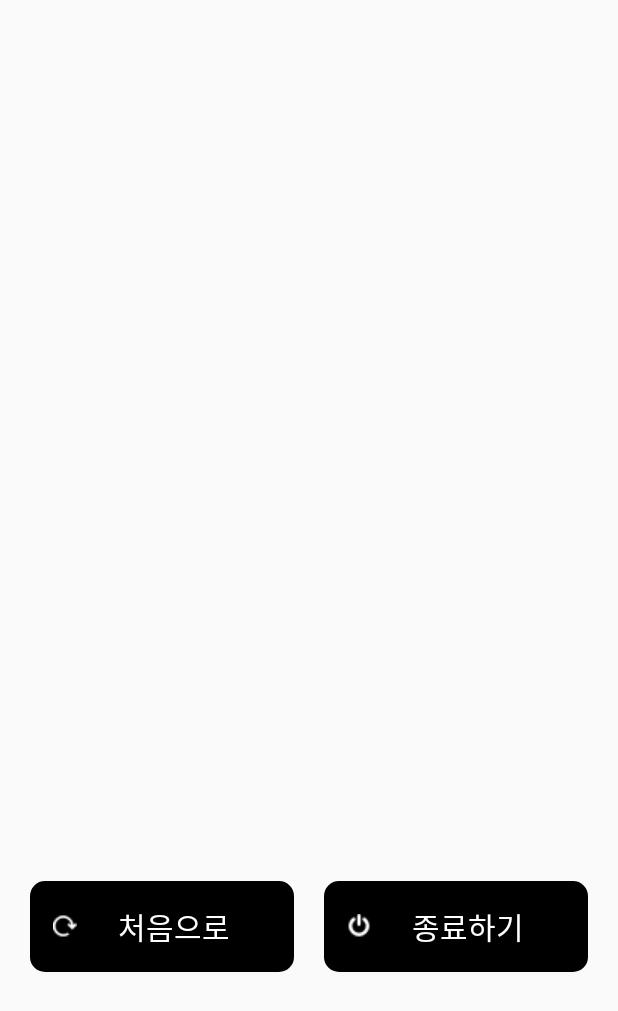
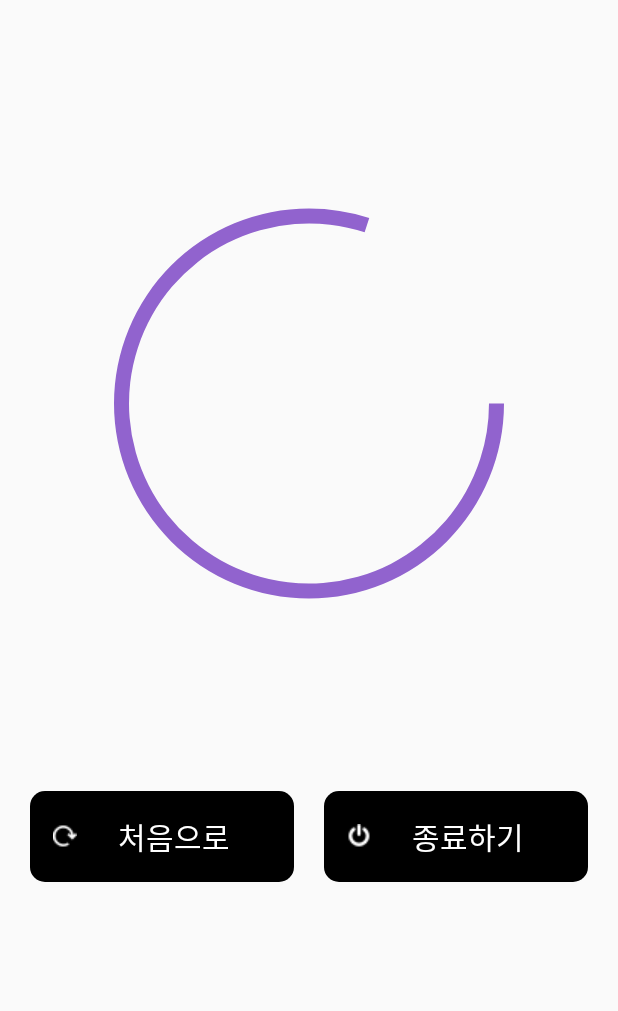
Before and after one commit to pponyoponyo/PBL2Final, an Android app: the ResultActivity screen opened directly, with no data from a screen before it, on a phone screen of 412 x 824 dp. Shown: the top 1011 px of the screen. Run offline under Robolectric (Android 15) with nearby library versions, the phone set to English and light mode, and no system bars; Roboto replaces fonts that are not available here; 1 statement that could not run was skipped.

Commit message:
프로그래스바 연동 전!!111

```diff
--- a/app/src/main/java/com/example/pbl2final/Activity/ResultActivity.java
+++ b/app/src/main/java/com/example/pbl2final/Activity/ResultActivity.java
@@ -18,6 +18,8 @@ public class ResultActivity extends BaseActivity {
         setContentView(R.layout.activity_result);
 
         txtResult = findViewById(R.id.txtResult);
+
+        // todo 리턴되는 true 개수를 progressBar.setProgress(trueNum) 해주기
 /*
         Intent i = getIntent();
         String reason = i.getStringExtra("reason");
--- /dev/null
+++ b/app/src/main/res/drawable/circle.xml
@@ -0,0 +1,10 @@
+<?xml version="1.0" encoding="utf-8"?>
+<shape xmlns:android="http://schemas.android.com/apk/res/android"
+    android:shape="ring"
+    android:innerRadiusRatio="2.5"
+    android:thickness="10dp"
+    android:useLevel="true">
+
+    <solid android:color="#9163ce"/>
+
+</shape>
--- a/app/src/main/res/layout/activity_result.xml
+++ b/app/src/main/res/layout/activity_result.xml
@@ -8,23 +8,36 @@
     android:orientation="vertical"
     android:layout_weight="1">
 
+    <ProgressBar
+        android:id="@+id/progress_circular"
+        style="?android:attr/progressBarStyleHorizontal"
+        android:layout_width="300dp"
+        android:layout_height="300dp"
+        android:layout_gravity="center_horizontal"
+        android:layout_marginTop="30dp"
+        android:layout_weight="0.3"
+        android:indeterminate="false"
+        android:max="100"
+        android:progress="80"
+        android:progressDrawable="@drawable/circle" />
+
     <TextView
         android:id="@+id/txtResult"
         android:layout_width="match_parent"
-        android:layout_height="0dp"
-        android:layout_weight="1" />
+        android:layout_height="wrap_content"/>
+
+
 
     <LinearLayout
         android:layout_width="match_parent"
         android:layout_height="0dp"
-        android:layout_weight="1"
+        android:layout_weight="0.5"
         android:orientation="horizontal">
 
         <Button
             android:id="@+id/btnBack"
             android:layout_width="wrap_content"
             android:layout_height="wrap_content"
-            android:layout_gravity="center"
             android:drawableLeft="@drawable/returnw"
             android:background="@drawable/btncorner"
             android:text="처음으로"
@@ -39,7 +52,6 @@
             android:id="@+id/btnOff"
             android:layout_width="wrap_content"
             android:layout_height="wrap_content"
-            android:layout_gravity="center"
             android:drawableLeft="@drawable/offw"
             android:text="종료하기"
             android:background="@drawable/btncorner"
--- a/app/src/main/res/layout/activity_splash.xml
+++ b/app/src/main/res/layout/activity_splash.xml
@@ -47,7 +47,6 @@
             android:layout_width="wrap_content"
             android:layout_height="wrap_content"
             android:layout_margin="20dp"
-            android:layout_gravity="center"
             android:layout_weight="0.5"
 
             />
```
